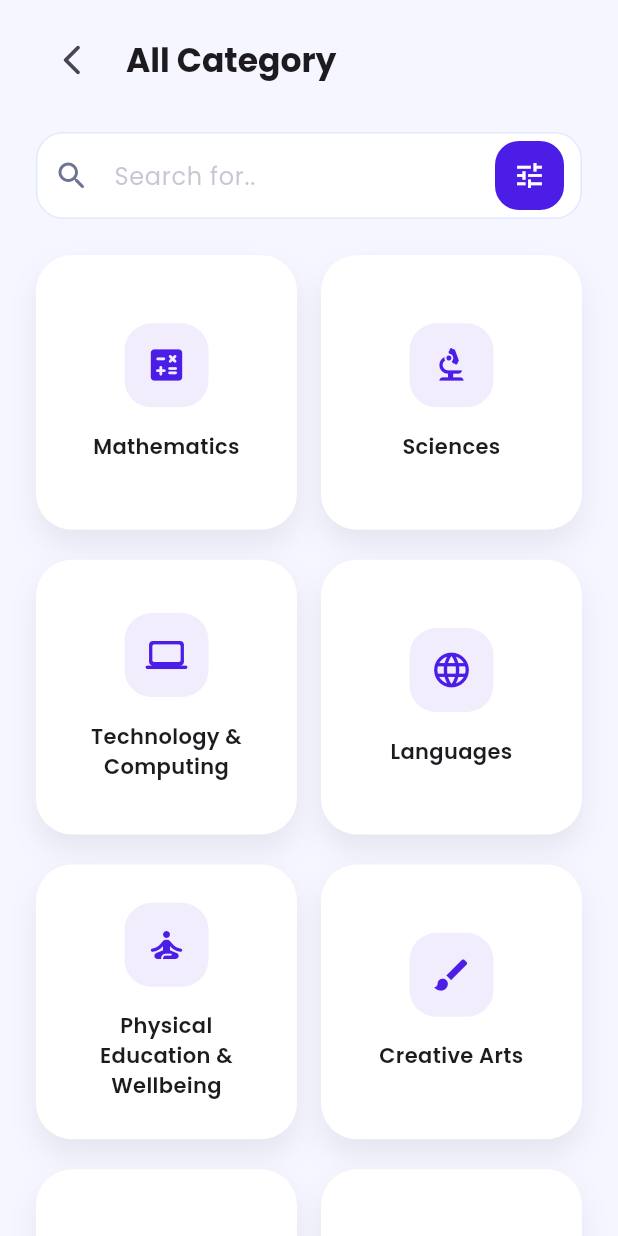
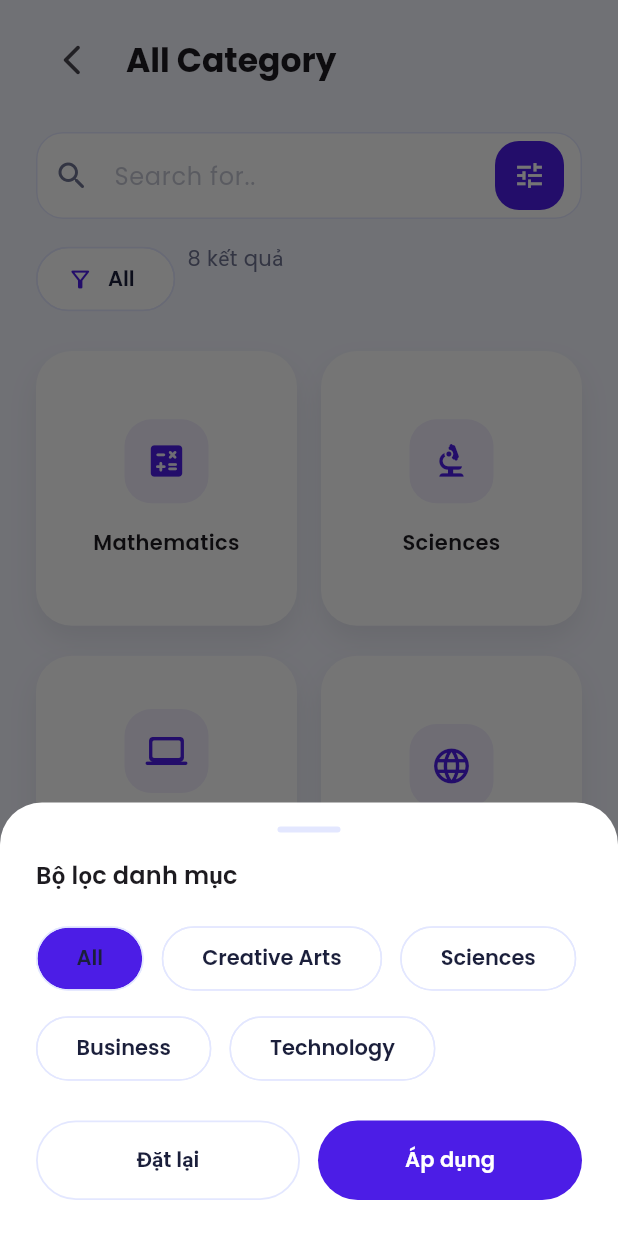
Before and after one commit to SWD392-FA25/MO, a Flutter app: the CategoryPage screen opened by its route, after a tap on the "tune" icon, on a phone screen of 412 x 824 dp. Run offline on Flutter 3.47's test engine with Material 3 defaults, Android fonts, the phone set to English and light mode, and no system bars; our stand-ins replace dio, go_router, google_fonts.

Commit message:
Update UI + Fix Warning

```diff
--- a/lib/src/features/catalog/presentation/pages/category_page.dart
+++ b/lib/src/features/catalog/presentation/pages/category_page.dart
@@ -4,14 +4,23 @@ import 'package:go_router/go_router.dart';
 import 'package:igcse_learning_hub/src/data/mock_data.dart';
 import 'package:igcse_learning_hub/src/shared/presentation/widgets/category_tile.dart';
 import 'package:igcse_learning_hub/src/shared/presentation/widgets/filter_button.dart';
+import 'package:igcse_learning_hub/src/shared/presentation/widgets/filter_selection_sheet.dart';
 import 'package:igcse_learning_hub/src/shared/presentation/widgets/search_field.dart';
 import 'package:igcse_learning_hub/src/theme/design_tokens.dart';
 
-class CategoryPage extends StatelessWidget {
+class CategoryPage extends StatefulWidget {
   const CategoryPage({super.key});
 
   @override
+  State<CategoryPage> createState() => _CategoryPageState();
+}
+
+class _CategoryPageState extends State<CategoryPage> {
+  int _selectedFilter = 0;
+
+  @override
   Widget build(BuildContext context) {
+    final items = _filteredItems;
     return Scaffold(
       backgroundColor: AppColors.background,
       body: SafeArea(
@@ -34,7 +43,25 @@ class CategoryPage extends StatelessWidget {
                 ],
               ),
               const SizedBox(height: 24),
-              SearchField(trailing: FilterButton(onPressed: () {})),
+              SearchField(
+                trailing: FilterButton(onPressed: _openFilterSheet),
+              ),
+              const SizedBox(height: 16),
+              Wrap(
+                spacing: 8,
+                children: [
+                  Chip(
+                    label: Text(categoryFilters[_selectedFilter]),
+                    avatar: const Icon(Icons.filter_alt_outlined, size: 18),
+                  ),
+                  Text(
+                    '${items.length} kết quả',
+                    style: Theme.of(context).textTheme.bodyMedium?.copyWith(
+                          color: AppColors.textSecondary,
+                        ),
+                  ),
+                ],
+              ),
               const SizedBox(height: 24),
               Expanded(
                 child: GridView.builder(
@@ -44,9 +71,9 @@ class CategoryPage extends StatelessWidget {
                     crossAxisSpacing: 16,
                     childAspectRatio: 0.95,
                   ),
-                  itemCount: categoryGridItems.length,
+                  itemCount: items.length,
                   itemBuilder: (context, index) {
-                    final item = categoryGridItems[index];
+                    final item = items[index];
                     return CategoryTile(
                       title: item['title']!,
                       icon: _mapIcon(item['icon']!),
@@ -84,4 +111,27 @@ class CategoryPage extends StatelessWidget {
         return Icons.category_rounded;
     }
   }
+
+  List<Map<String, String>> get _filteredItems {
+    final filter = categoryFilters[_selectedFilter];
+    if (filter == 'All') return categoryGridItems;
+    return categoryGridItems
+        .where(
+          (item) => item['title']!
+              .toLowerCase()
+              .contains(filter.toLowerCase()),
+        )
+        .toList();
+  }
+
+  Future<void> _openFilterSheet() async {
+    final selected = await showFilterSelectionSheet(
+      context: context,
+      options: categoryFilters,
+      selectedIndex: _selectedFilter,
+      title: 'Bộ lọc danh mục',
+    );
+    if (!mounted || selected == null) return;
+    setState(() => _selectedFilter = selected);
+  }
 }
--- /dev/null
+++ b/lib/src/shared/presentation/widgets/filter_selection_sheet.dart
@@ -0,0 +1,92 @@
+import 'package:flutter/material.dart';
+
+import 'package:igcse_learning_hub/src/theme/design_tokens.dart';
+
+Future<int?> showFilterSelectionSheet({
+  required BuildContext context,
+  required List<String> options,
+  required int selectedIndex,
+  String title = 'Chọn bộ lọc',
+  String? description,
+}) {
+  return showModalBottomSheet<int>(
+    context: context,
+    useSafeArea: true,
+    backgroundColor: Colors.white,
+    shape: const RoundedRectangleBorder(
+      borderRadius: BorderRadius.vertical(top: Radius.circular(28)),
+    ),
+    builder: (context) {
+      var currentIndex = selectedIndex;
+      return StatefulBuilder(
+        builder: (context, setModalState) {
+          return Padding(
+            padding: const EdgeInsets.fromLTRB(24, 16, 24, 24),
+            child: Column(
+              mainAxisSize: MainAxisSize.min,
+              crossAxisAlignment: CrossAxisAlignment.start,
+              children: [
+                Align(
+                  child: Container(
+                    width: 42,
+                    height: 4,
+                    margin: const EdgeInsets.only(bottom: 16),
+                    decoration: BoxDecoration(
+                      color: AppColors.border,
+                      borderRadius: BorderRadius.circular(12),
+                    ),
+                  ),
+                ),
+                Text(
+                  title,
+                  style: Theme.of(context).textTheme.titleMedium,
+                ),
+                if (description != null) ...[
+                  const SizedBox(height: 6),
+                  Text(
+                    description,
+                    style: Theme.of(context).textTheme.bodySmall?.copyWith(
+                          color: AppColors.textSecondary,
+                        ),
+                  ),
+                ],
+                const SizedBox(height: 20),
+                Wrap(
+                  spacing: 12,
+                  runSpacing: 12,
+                  children: List.generate(
+                    options.length,
+                    (index) => ChoiceChip(
+                      label: Text(options[index]),
+                      selected: currentIndex == index,
+                      onSelected: (_) =>
+                          setModalState(() => currentIndex = index),
+                    ),
+                  ),
+                ),
+                const SizedBox(height: 24),
+                Row(
+                  children: [
+                    Expanded(
+                      child: OutlinedButton(
+                        onPressed: () => setModalState(() => currentIndex = 0),
+                        child: const Text('Đặt lại'),
+                      ),
+                    ),
+                    const SizedBox(width: 12),
+                    Expanded(
+                      child: ElevatedButton(
+                        onPressed: () => Navigator.of(context).pop(currentIndex),
+                        child: const Text('Áp dụng'),
+                      ),
+                    ),
+                  ],
+                ),
+              ],
+            ),
+          );
+        },
+      );
+    },
+  );
+}
```
Also changed, not shown: lib/src/features/catalog/presentation/pages/courses_list_page.dart (+13 -1 lines), lib/src/features/catalog/presentation/pages/search_page.dart (+13 -1 lines), lib/src/features/home/presentation/pages/home_page.dart (+14 -1 lines), lib/src/theme/app_theme.dart (+3 -8 lines), lib/src/ui/pages/home_page.dart (deleted, +0 -332 lines).
